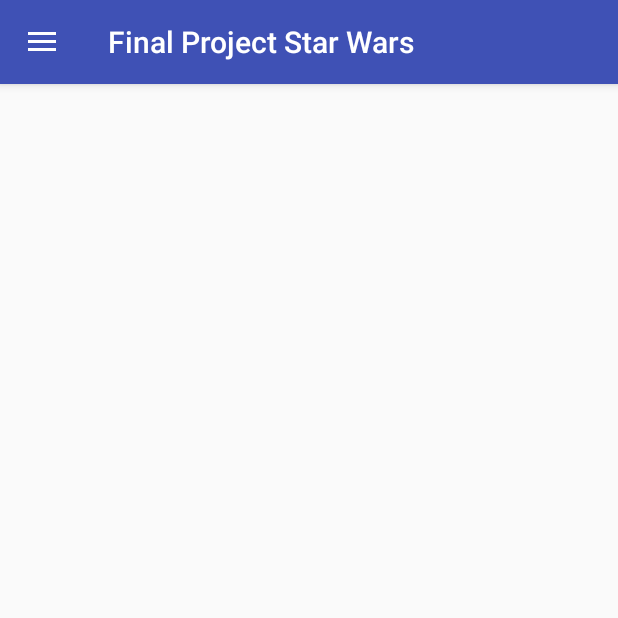
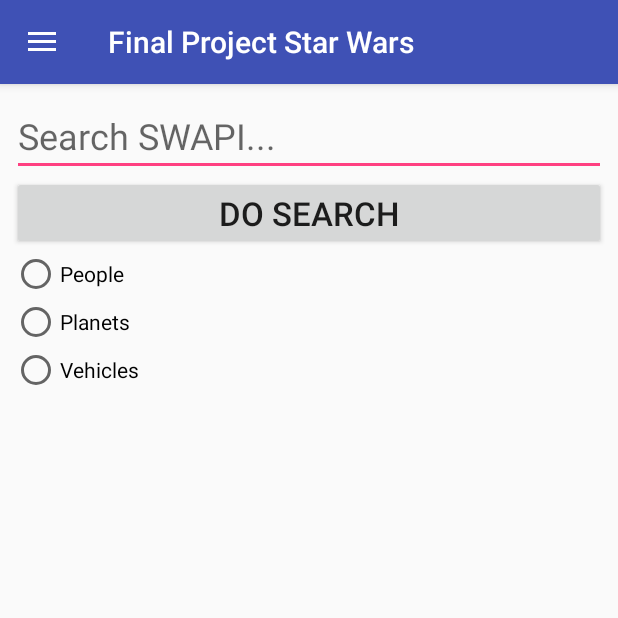
Before and after one commit to OSU-CS496-Sp2017/final-project-starwars-app, an Android app: the screen it shows after launch (MainActivity), on a phone screen of 412 x 824 dp, the top half of it. Run offline under Robolectric (Android 15) with nearby library versions, the phone set to English and light mode, and no system bars.

Commit message:
Radio Buttons
ERMERGERHD RERDERIO BERTERNS

```diff
--- a/FinalProjectStarWars/app/src/main/java/com/example/cs496finalproject/finalprojectstarwars/MainActivity.java
+++ b/FinalProjectStarWars/app/src/main/java/com/example/cs496finalproject/finalprojectstarwars/MainActivity.java
@@ -72,6 +72,9 @@ public class MainActivity extends AppCompatActivity implements NavigationView.On
             case R.id.nav_search:
                 mDrawerLayout.closeDrawers();
                 return true;
+            case R.id.nav_compare:
+                mDrawerLayout.closeDrawers();
+                return true;
             default:
                 return false;
         }
--- a/FinalProjectStarWars/app/src/main/res/layout/activity_main.xml
+++ b/FinalProjectStarWars/app/src/main/res/layout/activity_main.xml
@@ -13,6 +13,44 @@
         android:layout_height="match_parent"
         android:orientation="vertical"
         android:padding="8sp">
+
+        <EditText
+            android:id="@+id/et_search_box"
+            android:layout_width="match_parent"
+            android:layout_height="wrap_content"
+            android:textSize="24sp"
+            android:hint="Search SWAPI..."/>
+
+
+
+        <Button
+            android:id="@+id/btn_search"
+            android:layout_width="match_parent"
+            android:layout_height="wrap_content"
+            android:text="Do Search"
+            android:textSize="22sp"/>
+    <RadioGroup
+        android:layout_width="match_parent"
+        android:layout_height="match_parent">
+        <RadioButton
+            android:id="@+id/radioButton"
+            android:layout_width="match_parent"
+            android:layout_height="wrap_content"
+            android:text="People" />
+
+        <RadioButton
+            android:id="@+id/radioButton2"
+            android:layout_width="match_parent"
+            android:layout_height="wrap_content"
+            android:text="Planets" />
+
+        <RadioButton
+            android:id="@+id/radioButton3"
+            android:layout_width="match_parent"
+            android:layout_height="wrap_content"
+            android:text="Vehicles" />
+    </RadioGroup>
+
 
         <FrameLayout
             android:layout_width="match_parent"
--- /dev/null
+++ b/FinalProjectStarWars/app/src/main/res/values/bool.xml
@@ -0,0 +1,6 @@
+<?xml version="1.0" encoding="utf-8"?>
+<resources>
+    <bool name="pref_in_name_default">true</bool>
+    <bool name="pref_in_description_default">false</bool>
+    <bool name="pref_in_readme_default">false</bool>
+</resources>
```
